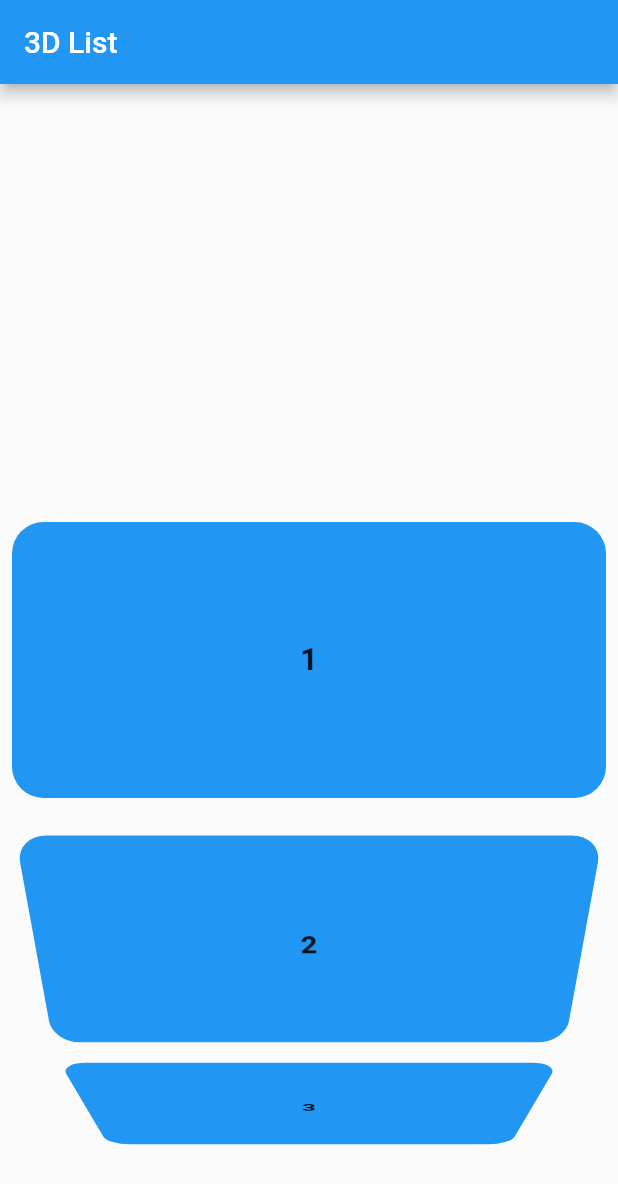
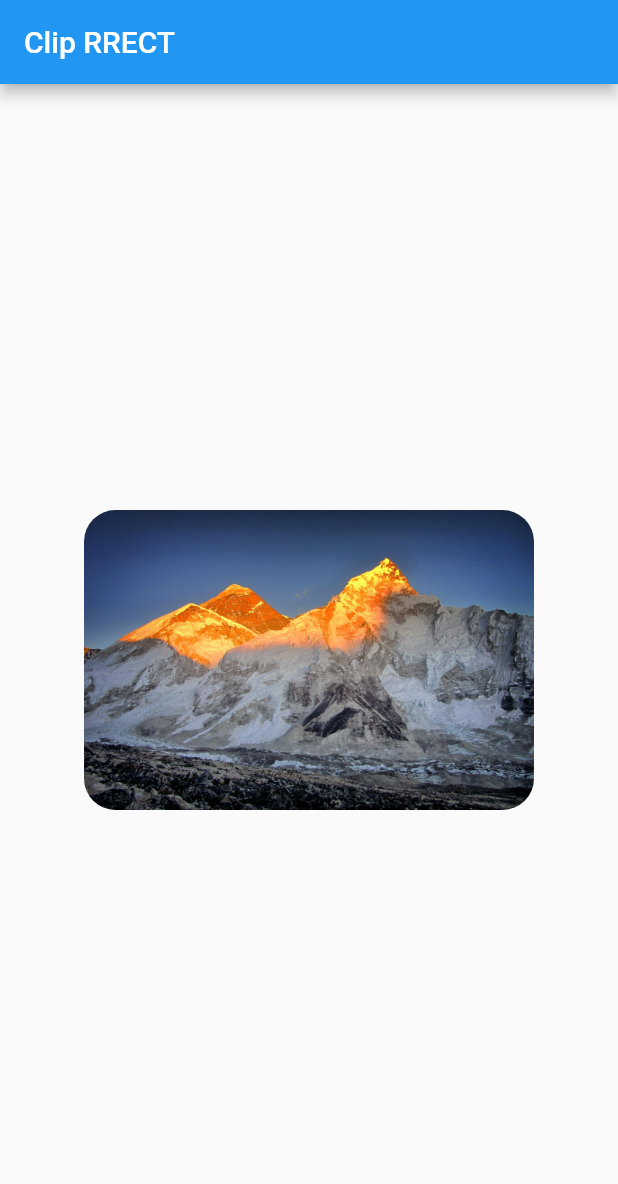
Before and after one commit to sthnischal/Flutter-Basics, a Flutter app: the screen it shows after launch, on a phone screen of 412 x 824 dp. Shown: the top 1184 px of the screen. Run offline on Flutter 3.47's test engine with Material 2 defaults, Android fonts, the phone set to English and light mode, and no system bars.

Commit message:
ClipRRect Widget for rounding the edge

```diff
--- a/flutterbasics/lib/main.dart
+++ b/flutterbasics/lib/main.dart
@@ -25,60 +25,31 @@ class MyApp extends StatelessWidget {
 }
 
 class MyHomePage extends StatelessWidget {
-  var arrIndex = [1, 2, 3, 4, 5, 6, 7, 8, 9, 10, 11];
   @override
   Widget build(BuildContext context) {
     return Scaffold(
         appBar: AppBar(
-          title: Text('3D List'),
+          title: Text('Clip RRECT'),
         ),
         body: Center(
-          child: ListWheelScrollView(
-            itemExtent: 200,
-            children: arrIndex
-                .map((value) => Padding(
-                      padding: const EdgeInsets.all(8.0),
-                      child: Container(
-                        child: Center(
-                          child: Text(
-                            '$value',
-                            style: TextStyle(
-                                fontSize: 21, fontWeight: FontWeight.bold),
-                          ),
-                        ),
-                        decoration: BoxDecoration(
-                            color: Colors.blue,
-                            borderRadius: BorderRadius.circular(21)),
-                        //color: Colors.blue,
+          child: ClipRRect(
+            borderRadius: BorderRadius.circular(21),
+            //borderRadius: BorderRadius.all(Radius.elliptical(21, 71)),
+            //borderRadius: BorderRadius.only(
+            //    topLeft: Radius.circular(21), bottomRight: Radius.circular(21)),
 
-                        width: double.infinity,
-                      ),
-                    ))
-                .toList(),
-            //[
-            // Container(
-            //   width: 200,
-            //   color: Colors.blue,
-            // ),
-            // Container(
-            //   width: 200,
-            //   color: Colors.blue,
-            // ),
-            // Container(
-            //   width: 200,
-            //   color: Colors.blue,
-            // ),
-            // Container(
-            //   width: 200,
-            //   color: Colors.blue,
-            // ),
-            // Container(
-            //   width: 200,
-            //   color: Colors.blue,
-            // ),
-
-            //],
-            //itemExtent: 100,
+            child:
+                // Container(
+                //   color: Colors.grey,
+                //   width: 200,
+                //   height: 200,
+                // ),
+                Image.asset(
+              'assets/images/mountain.jpg',
+              width: 300,
+              height: 200,
+              fit: BoxFit.fill,
+            ),
           ),
         ));
   }
```
